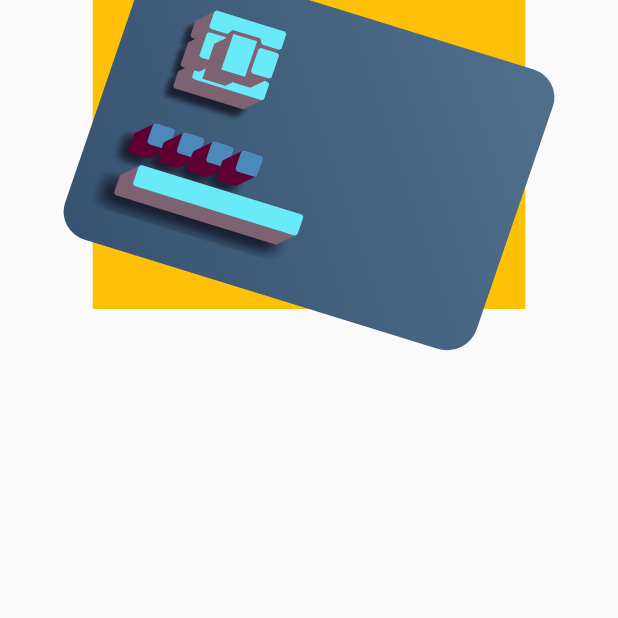
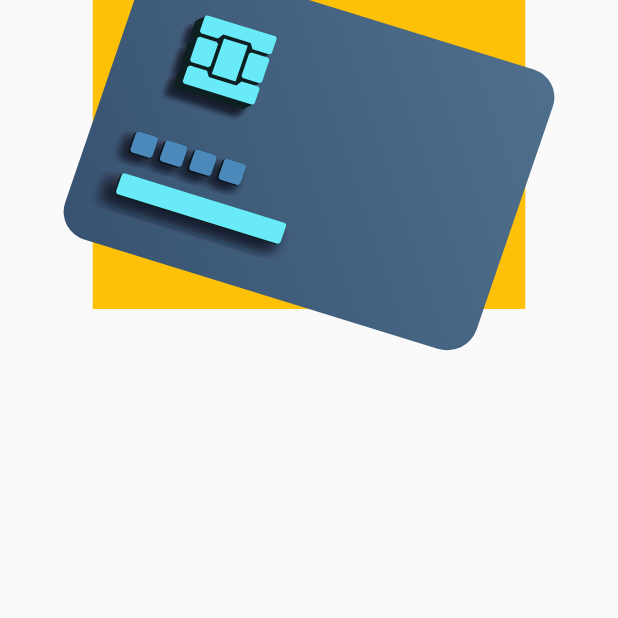
Before and after one commit to dalyathan/Credit-Card, a Flutter app: the screen it shows after launch, on a phone screen of 412 x 824 dp, the top half of it. Run offline on Flutter 3.47's test engine with Material 2 defaults, Android fonts, the phone set to English and light mode, and no system bars.

Commit message:
still working on making the simcard appear 3D

```diff
--- a/lib/util/canvas_helper.dart
+++ b/lib/util/canvas_helper.dart
@@ -1,6 +1,7 @@
 import 'dart:ui';
 
 import 'package:flutter/cupertino.dart';
+import 'package:flutter/material.dart';
 
 class CanvasHelper {
   static drawObjectWithShadow(
@@ -23,7 +24,7 @@ class CanvasHelper {
         factor += factorIncerememnt;
       }
     }
-    double maxDepth = 10;
+    double maxDepth = horizontalOffset / aspectRatio;
     double startZIndex = 0;
     double zIndexIncrement = 1;
     late Matrix4 transformer;
@@ -33,12 +34,15 @@ class CanvasHelper {
       while (layerZIndex <= maxDepth) {
         transformer =
             Matrix4.translationValues(layerZIndex, -layerZIndex, layerZIndex);
-        Color darkenedColor = Color.fromRGBO(currentColor.red + 20,
-            currentColor.green + 120, currentColor.blue + 120, 1);
+        //Color darkenedColor = Color.fromARGB(
+        //  1, currentColor.red, currentColor.green, currentColor.blue);
+        Color darkenedColor = Color.alphaBlend(Colors.black87, currentColor);
         canvas.drawPath(objectPath.transform(transformer.storage),
             brush..color = darkenedColor);
         layerZIndex += zIndexIncrement;
       }
+    }
+    for (Path objectPath in object) {
       canvas.drawPath(objectPath.transform(transformer.storage),
           brush..color = currentColor);
     }
```
